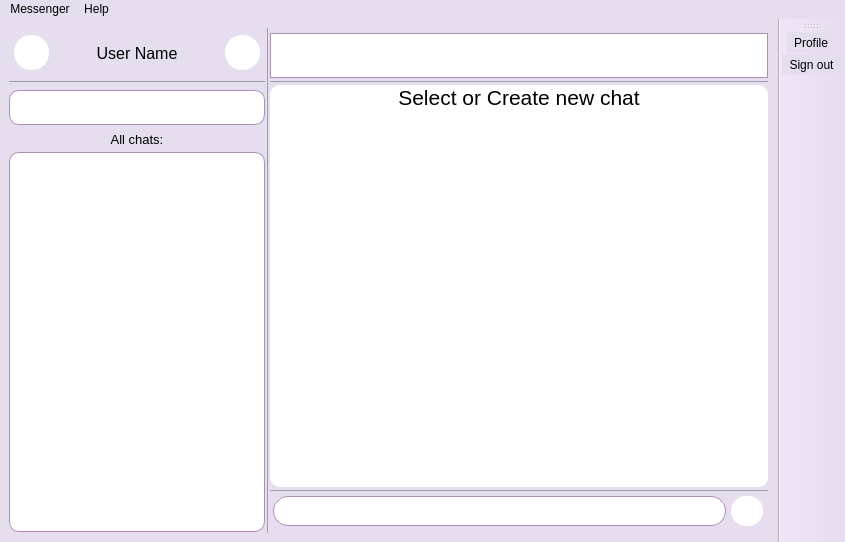
First picture: the form in messenger/mainwindow.ui, repository ita-social-projects/HTTP_Messenger_Client, before the edit.
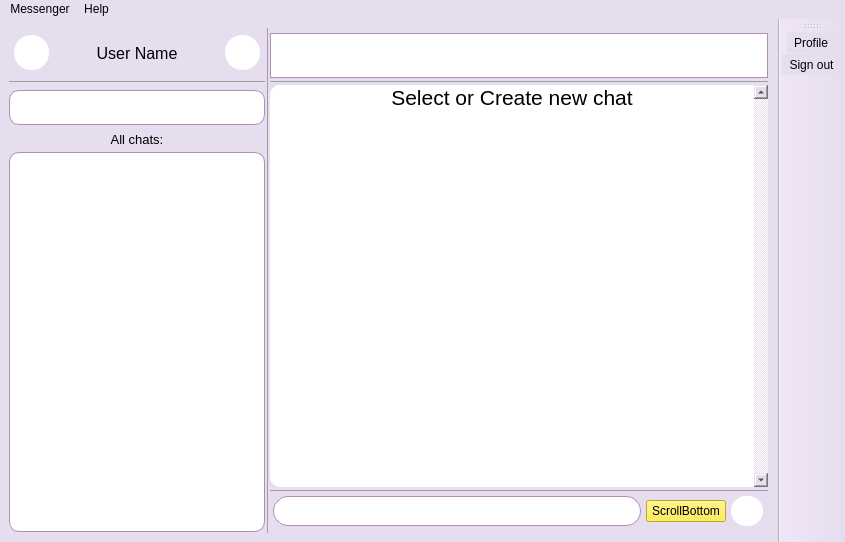
Second picture: the form after the edit. Icons and pictures are not drawn.

Commit message: Added Scroll chat to bottom button. Fixed bug with scrolling chat by mouse wheel.

Patch:
```diff
--- a/messenger/mainwindow.ui
+++ b/messenger/mainwindow.ui
@@ -424,6 +424,12 @@
              <property name="lineWidth">
               <number>0</number>
              </property>
+             <property name="verticalScrollBarPolicy">
+              <enum>Qt::ScrollBarAlwaysOn</enum>
+             </property>
+             <property name="sizeAdjustPolicy">
+              <enum>QAbstractScrollArea::AdjustToContents</enum>
+             </property>
              <property name="autoScroll">
               <bool>true</bool>
              </property>
@@ -471,7 +477,7 @@
             </widget>
            </item>
            <item>
-            <layout class="QHBoxLayout" name="horizontalLayout_Message" stretch="0,0">
+            <layout class="QHBoxLayout" name="horizontalLayout_Message" stretch="0,0,0">
              <property name="spacing">
               <number>5</number>
              </property>
@@ -514,6 +520,16 @@
                </property>
               </widget>
              </item>
+             <item>
+              <widget class="QPushButton" name="ScrollBot">
+               <property name="styleSheet">
+                <string notr="true">background-color:rgb(255, 237, 42)</string>
+               </property>
+               <property name="text">
+                <string>ScrollBottom</string>
+               </property>
+              </widget>
+             </item>
              <item>
               <widget class="QPushButton" name="SendButton">
                <property name="enabled">
```
Left out of the diff: 6 changed lines with no effect on the pictures. The commit also changes 2 other files.
